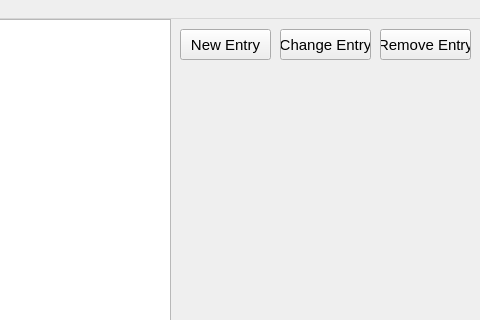
Above: mainwindow.ui from Larsos099/CipherNest before the change; both pictures show x 320 to 800 and y 0 to 320 of the 800 by 600 pixel window. Below: the same form after it.
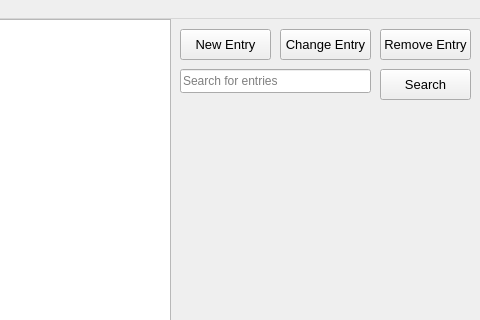
That is the form after the change.

Commit message: Fixed delete. Search is TO-DO

Patch:
```diff
--- a/mainwindow.ui
+++ b/mainwindow.ui
@@ -45,7 +45,7 @@
     </property>
     <property name="font">
      <font>
-      <pointsize>11</pointsize>
+      <pointsize>10</pointsize>
      </font>
     </property>
     <property name="text">
@@ -64,7 +64,7 @@
     <property name="font">
      <font>
       <family>.AppleSystemUIFont</family>
-      <pointsize>11</pointsize>
+      <pointsize>10</pointsize>
      </font>
     </property>
     <property name="text">
@@ -83,13 +83,45 @@
     <property name="font">
      <font>
       <family>.AppleSystemUIFont</family>
-      <pointsize>11</pointsize>
+      <pointsize>10</pointsize>
      </font>
     </property>
     <property name="text">
      <string>Remove Entry</string>
     </property>
    </widget>
+   <widget class="QLineEdit" name="search_entry">
+    <property name="geometry">
+     <rect>
+      <x>500</x>
+      <y>50</y>
+      <width>191</width>
+      <height>24</height>
+     </rect>
+    </property>
+    <property name="placeholderText">
+     <string>Search for entries</string>
+    </property>
+   </widget>
+   <widget class="QPushButton" name="search_btn">
+    <property name="geometry">
+     <rect>
+      <x>700</x>
+      <y>50</y>
+      <width>91</width>
+      <height>31</height>
+     </rect>
+    </property>
+    <property name="font">
+     <font>
+      <family>.AppleSystemUIFont</family>
+      <pointsize>10</pointsize>
+     </font>
+    </property>
+    <property name="text">
+     <string>Search</string>
+    </property>
+   </widget>
   </widget>
   <widget class="QMenuBar" name="menubar">
    <property name="geometry">
```
Left out of the diff: 2 changed lines with no effect on the pictures. The commit also changes 2 other files.
